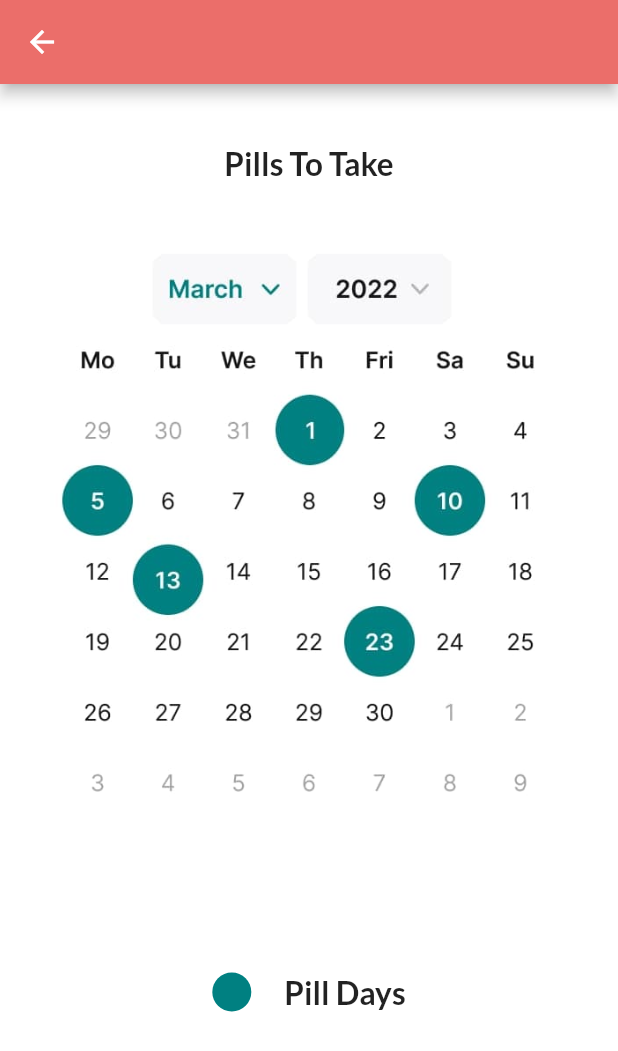
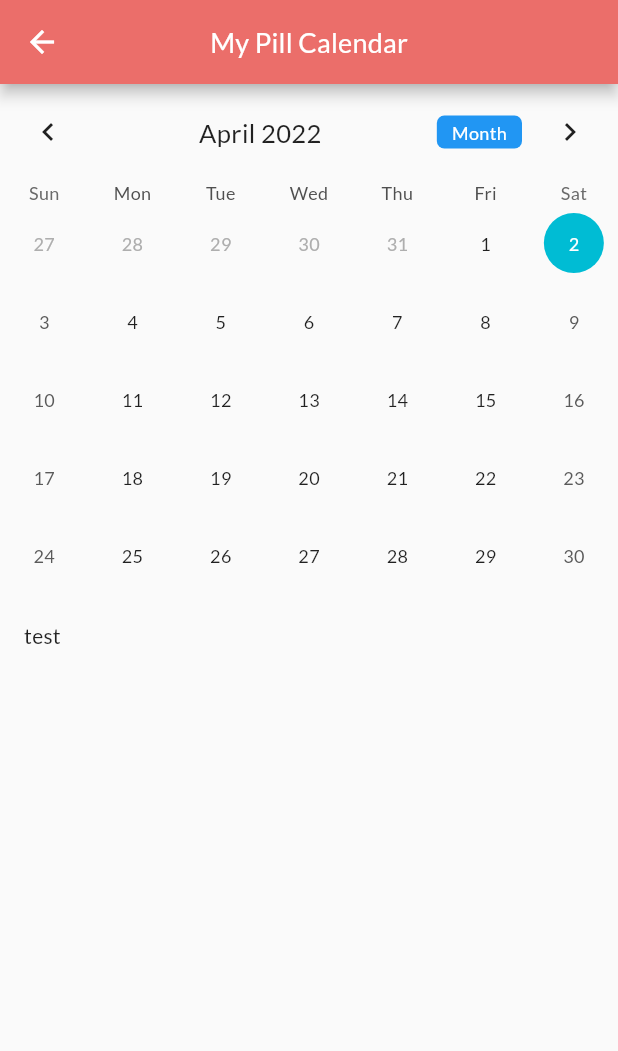
Before and after one commit to angel337/medicine-app, a Flutter app: the UpcomingScreen screen opened directly, on a phone screen of 412 x 824 dp. Shown: the top 1051 px of the screen. Run offline on Flutter 3.47's test engine with Material 2 defaults, Android fonts, the light colour scheme and no system bars; drawn by our look-alikes of table_calendar; our stand-ins replace cloud_firestore, curved_navigation_bar, firebase_auth, firebase_core, firebase_messaging, flutter_svg and 3 more; accounts and stored records are empty; project files that could hold a hidden picture were left out.

Commit message:
added calendar

```diff
--- /dev/null
+++ b/lib/models/event.dart
@@ -0,0 +1,8 @@
+import 'package:flutter/foundation.dart';
+
+class Event{
+  final String title;
+  Event({required this.title});
+
+  String toString() => this.title;
+}
--- a/lib/screens/patientScreens/upcoming_screen.dart
+++ b/lib/screens/patientScreens/upcoming_screen.dart
@@ -1,6 +1,26 @@
 import 'package:flutter/material.dart';
 import 'package:flutter_medimind_app/config.dart';
 import 'package:flutter_medimind_app/constants.dart';
+
+import 'package:table_calendar/table_calendar.dart';
+
+import '../../models/event.dart';
+
+// class UpcomingScreen extends StatelessWidget {
+//   @override
+//   Widget build(BuildContext context) {
+//     return Scaffold(
+//       appBar: AppBar(
+//         title: Text("My Pill Calendar"),
+//         centerTitle: true,
+//       ),
+//       body: TableCalendar(
+//         focusedDay: DateTime.now(),
+//         firstDay: DateTime(1990),
+//         lastDay: DateTime(2050))
+//     );
+//   }
+// }
 
 
 class UpcomingScreen extends StatefulWidget {
@@ -11,63 +31,83 @@ class UpcomingScreen extends StatefulWidget {
 }
 
 class _UpcomingScreenState extends State<UpcomingScreen> {
+
+  Map<DateTime,List<Event>> selectedEvents = {};
+  CalendarFormat format = CalendarFormat.month;
+  DateTime selectedDay = DateTime.now();
+  DateTime focusedDay = DateTime.now();
+
+  List<Event> _getEventsfromDay(DateTime date) {
+    return selectedEvents[date] ?? [Event(title: 'test')];
+  }
+
+
   @override
   Widget build(BuildContext context) {
     SizeConfig().init(context);
     return Scaffold(
-      backgroundColor: whiteColor,
-      appBar: AppBar(),
-      body: SafeArea(
-        child: SingleChildScrollView(
-          child: Column(
-            crossAxisAlignment: CrossAxisAlignment.center,
+        appBar: AppBar(
+          title: Text("My Pill Calendar"),
+          centerTitle: true,
+        ),
+        body: Column(
           children: [
-              SizedBox(
-                height: 40,
+      TableCalendar(
+            focusedDay: focusedDay,
+            firstDay: DateTime(1990),
+            lastDay: DateTime(2050),
+            calendarFormat: format,
+          onFormatChanged: (CalendarFormat _format) {
+              setState(() {
+                format = _format;
+              });
+          },
+          startingDayOfWeek: StartingDayOfWeek.sunday,
+          daysOfWeekVisible: true,
+          // Code for day changes
+          onDaySelected: (DateTime selectDay,DateTime focusDay) {
+            setState(() {
+              selectedDay = selectDay;
+              focusedDay = focusDay;
+            });
+          },
+          selectedDayPredicate: (DateTime date){
+            return isSameDay(selectedDay, date);
+          },
+            //Styling components of calendar
+              calendarStyle: CalendarStyle(
+              isTodayHighlighted: true,
+              selectedDecoration: BoxDecoration(
+              color: Colors.cyan,
+              shape: BoxShape.circle,
               ),
-              Container(
-                width: getProportionateScreenWidth(400),
-                child: Text(
-                  'Pills To Take',
-                  style: Theme.of(context).textTheme.headline5!.copyWith(
-                        fontWeight: FontWeight.bold,
-                      ),
-                  textAlign: TextAlign.center,
+              selectedTextStyle: TextStyle(color: Colors.white),
+                  todayDecoration: BoxDecoration(
+                    color: Colors.orange,
+                shape: BoxShape.circle,
                   ),
               ),
-              SizedBox(
-                height: 20,
+          headerStyle:  HeaderStyle(
+            formatButtonVisible: true,
+            titleCentered: true,
+            formatButtonShowsNext: false,
+            formatButtonDecoration: BoxDecoration(
+              color: Colors.blue,
+              borderRadius: BorderRadius.circular(5.0),
             ),
-              Container(
-                width: getProportionateScreenWidth(500),
-                height: getProportionateScreenHeight(500),
-                child: Image.asset('assets/images/cal5.jpg'),
+              formatButtonTextStyle: TextStyle(
+                color: Colors.white,
+              )
           ),
-              // SizedBox(
-              //   height: 10,
-              // ),
-              Row(
-                mainAxisAlignment: MainAxisAlignment.center,
-                children: [
-                  CircleAvatar(
-                    radius: 13,
-                    backgroundColor: teal,
+
         ),
-                  SizedBox(
-                    width: getProportionateScreenWidth(20),
-                  ),
-                  Text(
-                    'Pill Days',
-                    style: Theme.of(context).textTheme.headline5!.copyWith(
-                          fontWeight: FontWeight.bold,
-                        ),
-                  ),
-                ],
-              )
-            ],
+            ..._getEventsfromDay(selectedDay).map(
+                  (Event event) => ListTile(
+                title: Text(
+                  event.title,
                 ),
               ),
             ),
-    );
+    ]));
   }
 }
--- a/pubspec.yaml
+++ b/pubspec.yaml
@@ -42,6 +42,7 @@ dependencies:
   pin_code_fields: ^7.3.0
   provider: ^6.0.2
   uuid: 3.0.6
+  table_calendar: ^3.0.5
 
 dev_dependencies:
   flutter_lints: ^1.0.0
```
Also changed, not shown: assets/images/fail.jpg (added), assets/images/success.jpg (added), pubspec.lock. Lines whose indentation alone changed are shown as unchanged.
